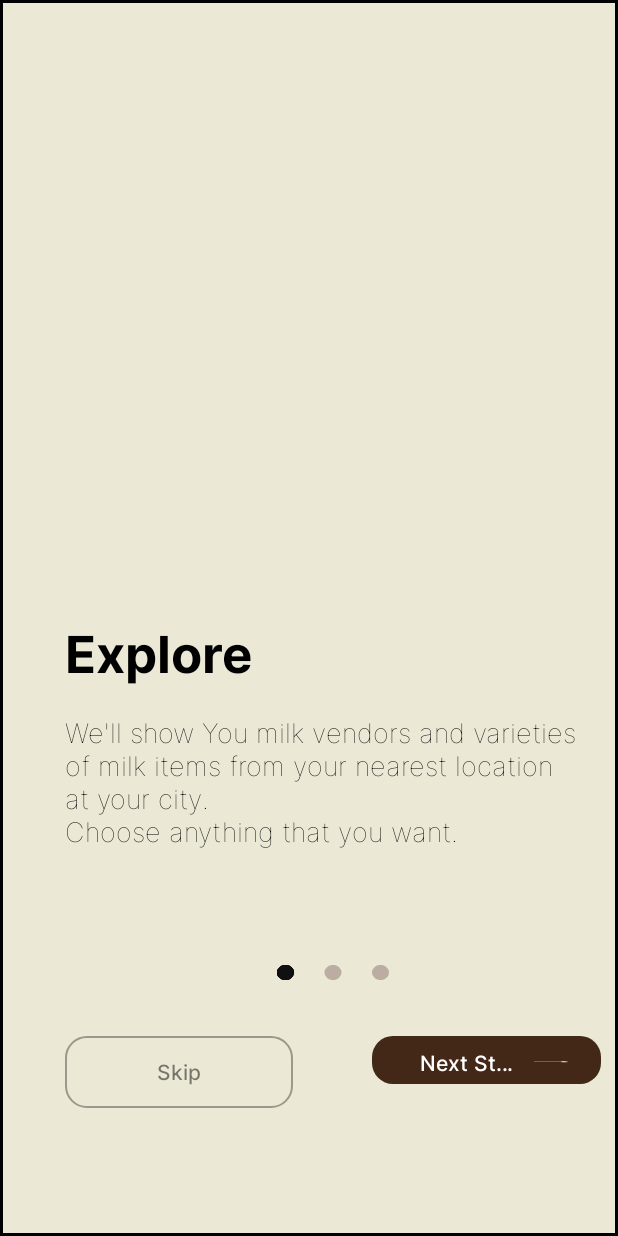
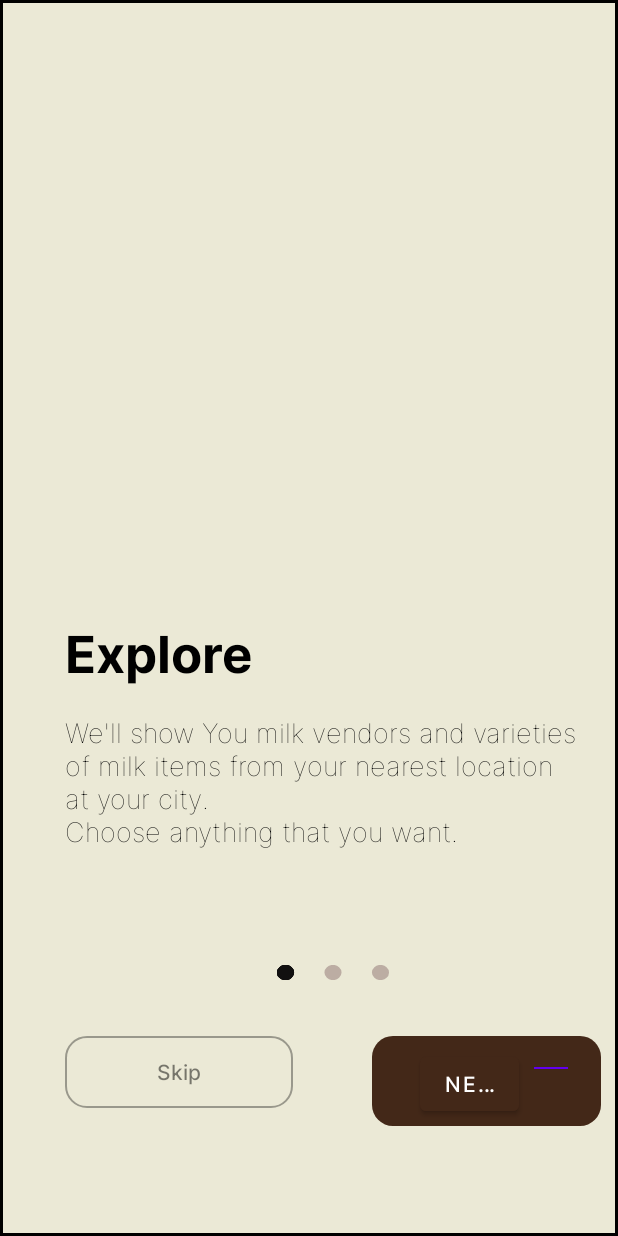
Before and after one commit to AnonymousCodes911/Milky-Wayy, an Android app: the NdView2Activity screen opened directly, with no data from a screen before it, after a tap on "Previous", on a phone screen of 412 x 824 dp. Run offline under Robolectric (Android 15) with nearby library versions, the phone set to English and light mode, and no system bars; our stand-ins replace data binding; 2 statements that could not run were skipped.

Commit message:
Minor code corrections

```diff
--- a/app/src/main/java/com/utkarshsapplication/app/modules/ndview2/ui/NdView2Activity.kt
+++ b/app/src/main/java/com/utkarshsapplication/app/modules/ndview2/ui/NdView2Activity.kt
@@ -22,26 +22,25 @@ class NdView2Activity : BaseActivity<ActivityNdView2Binding>(R.layout.activity_n
   }
 
   override fun setUpClicks(): Unit {
-    binding.imageArrowTwo.setOnClickListener {
-      val destIntent = NdView3Activity.getIntent(this, null)
-      startActivity(destIntent)
-    }
+//    binding.btn.setOnClickListener {
+//      val destIntent = NdView3Activity.getIntent(this, null)
+//      startActivity(destIntent)
+//    }
     binding.txtNextStep.setOnClickListener {
       val destIntent = NdView3Activity.getIntent(this, null)
       startActivity(destIntent)
     }
-    binding.linearRownextstep.setOnClickListener {
-      val destIntent = NdView3Activity.getIntent(this, null)
+//    binding.linearRownextstep.setOnClickListener {
+//      val destIntent = NdView3Activity.getIntent(this, null)
+//      startActivity(destIntent)
+//    }
+    binding.btnPrevious.setOnClickListener {
+      val destIntent = Intent(this, NdView1Activity::class.java)
       startActivity(destIntent)
-    }
-    binding.btnPrevious.setOnClickListener {
-      val destIntent = NdView1Activity.getIntent(this, null)
-      startActivity(destIntent)
-    }
   }
 
-  companion object {
-    const val TAG: String = "ND_VIEW2ACTIVITY"
+//  companion object {
+//    const val TAG: String = "ND_VIEW2ACTIVITY"
 
 
     fun getIntent(context: Context, bundle: Bundle?): Intent {
--- a/app/src/main/java/com/utkarshsapplication/app/modules/ndview3/ui/NdView3Activity.kt
+++ b/app/src/main/java/com/utkarshsapplication/app/modules/ndview3/ui/NdView3Activity.kt
@@ -7,6 +7,7 @@ import androidx.activity.viewModels
 import com.utkarshsapplication.app.R
 import com.utkarshsapplication.app.appcomponents.base.BaseActivity
 import com.utkarshsapplication.app.databinding.ActivityNdView3Binding
+import com.utkarshsapplication.app.modules.ndview1.ui.NdView1Activity
 import com.utkarshsapplication.app.modules.ndview2.ui.NdView2Activity
 import com.utkarshsapplication.app.modules.ndview3.`data`.viewmodel.NdView3VM
 import com.utkarshsapplication.app.modules.rdview1.ui.RdView1Activity
@@ -27,7 +28,7 @@ class NdView3Activity : BaseActivity<ActivityNdView3Binding>(R.layout.activity_n
       startActivity(destIntent)
     }
     binding.btnPrevious.setOnClickListener {
-      val destIntent = NdView2Activity.getIntent(this, null)
+      val destIntent = Intent(this, NdView2Activity::class.java)
       startActivity(destIntent)
     }
   }
--- a/app/src/main/res/layout/activity_nd_view_1.xml
+++ b/app/src/main/res/layout/activity_nd_view_1.xml
@@ -69,33 +69,44 @@
                     android:text="@string/lbl_skip"
                     android:textAllCaps="false"
                     style="@style/btnSolidRoundedOutline" tools:text="@string/lbl_skip"/>
-                <LinearLayout android:id="@+id/linearRownextstep"
+
+                <LinearLayout
+                    android:id="@+id/linearRownextstep"
+                    style="@style/groupStylegray_1"
+                    android:layout_width="0dp"
                     android:layout_height="wrap_content"
                     android:layout_marginStart="@dimen/_46pxh"
                     android:layout_weight="0.5"
-                    android:layout_width="0dp"
-                    android:orientation="horizontal" style="@style/groupStylegray_1">
-                    <TextView android:ellipsize="end"
+                    android:orientation="horizontal">
+
+                    <Button
                         android:id="@+id/txtNextStep"
+                        style="@style/txtIntermedium12"
+                        android:layout_width="wrap_content"
                         android:layout_height="wrap_content"
-                        android:layout_marginBottom="@dimen/_3pxv"
                         android:layout_marginStart="@dimen/_28pxh"
                         android:layout_marginTop="@dimen/_6pxv"
+                        android:layout_marginBottom="@dimen/_3pxv"
                         android:layout_weight="0.74"
-                        android:layout_width="0dp"
+                        android:ellipsize="end"
                         android:singleLine="true"
-                        android:text="@{ndView1VM.ndView1Model.txtNextStep}"
-                        style="@style/txtIntermedium12" tools:text="@string/lbl_next_step"/>
-                    <ImageView android:id="@+id/imageArrowOne"
+                        android:text="Next Step"
+                        android:backgroundTint="#432818"
+
+                        tools:text="@string/lbl_next_step" />
+
+                    <Button
+                        android:id="@+id/imageArrowOne"
+                        android:layout_width="@dimen/_20pxh"
                         android:layout_height="@dimen/_1pxh"
-                        android:layout_marginBottom="@dimen/_11pxv"
-                        android:layout_marginEnd="@dimen/_19pxh"
                         android:layout_marginStart="@dimen/_9pxh"
                         android:layout_marginTop="@dimen/_13pxv"
-                        android:layout_width="@dimen/_20pxh"
+                        android:layout_marginEnd="@dimen/_19pxh"
+                        android:layout_marginBottom="@dimen/_11pxv"
                         android:scaleType="fitXY"
                         android:src="@drawable/img_arrow1"
-                        tools:ignore="ContentDescription" tools:src="@drawable/img_arrow1"/>
+                        tools:ignore="ContentDescription"
+                        tools:src="@drawable/img_arrow1" />
                 </LinearLayout>
             </LinearLayout>
         </LinearLayout>
--- a/app/src/main/res/layout/activity_nd_view_2.xml
+++ b/app/src/main/res/layout/activity_nd_view_2.xml
@@ -112,9 +112,10 @@
                 android:paddingTop="@dimen/_5pxv"
                 android:paddingEnd="@dimen/_30pxh">
 
-                <TextView
+                <Button
                     android:id="@+id/txtNextStep"
                     style="@style/txtIntermedium12"
+                    android:backgroundTint="#432818"
                     android:layout_width="115dp"
                     android:layout_height="30dp"
                     android:layout_gravity="center"
--- a/app/src/main/res/layout/activity_rd_view_2.xml
+++ b/app/src/main/res/layout/activity_rd_view_2.xml
@@ -78,7 +78,7 @@
             android:layout_width="wrap_content"
             android:singleLine="true"
             android:text="@{rdView2VM.rdView2Model.txtAkankshaGarg}"
-            style="@style/txtInterregular14" tools:text="@string/lbl_akanksha_garg"/>
+            style="@style/txtInterregular14" tools:text="Your Name"/>
         <View android:background="@color/black_900_4c"
             android:id="@+id/lineLineThree"
             android:layout_gravity="center_horizontal"
```
Also changed, not shown: app/src/main/java/com/utkarshsapplication/app/modules/ndview1/ui/NdView1Activity.kt (+10 -10 lines), app/src/main/res/layout/activity_rd_view_2_one.xml (+11 -6 lines).
